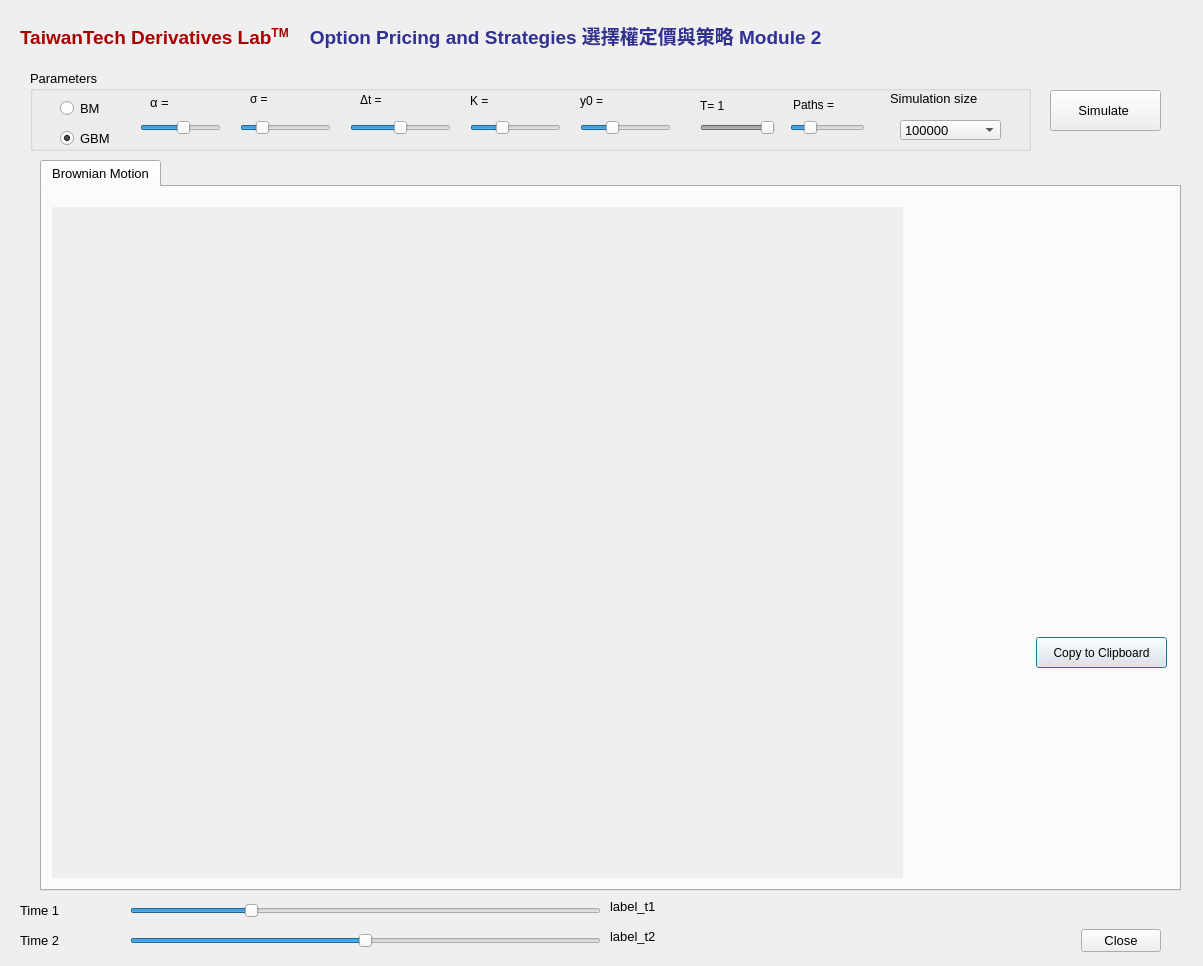
This is Module2/mod2.ui in ruben-tsui/OptionsPricingStrategies as Qt 5 draws it before an edit. The edited form follows.
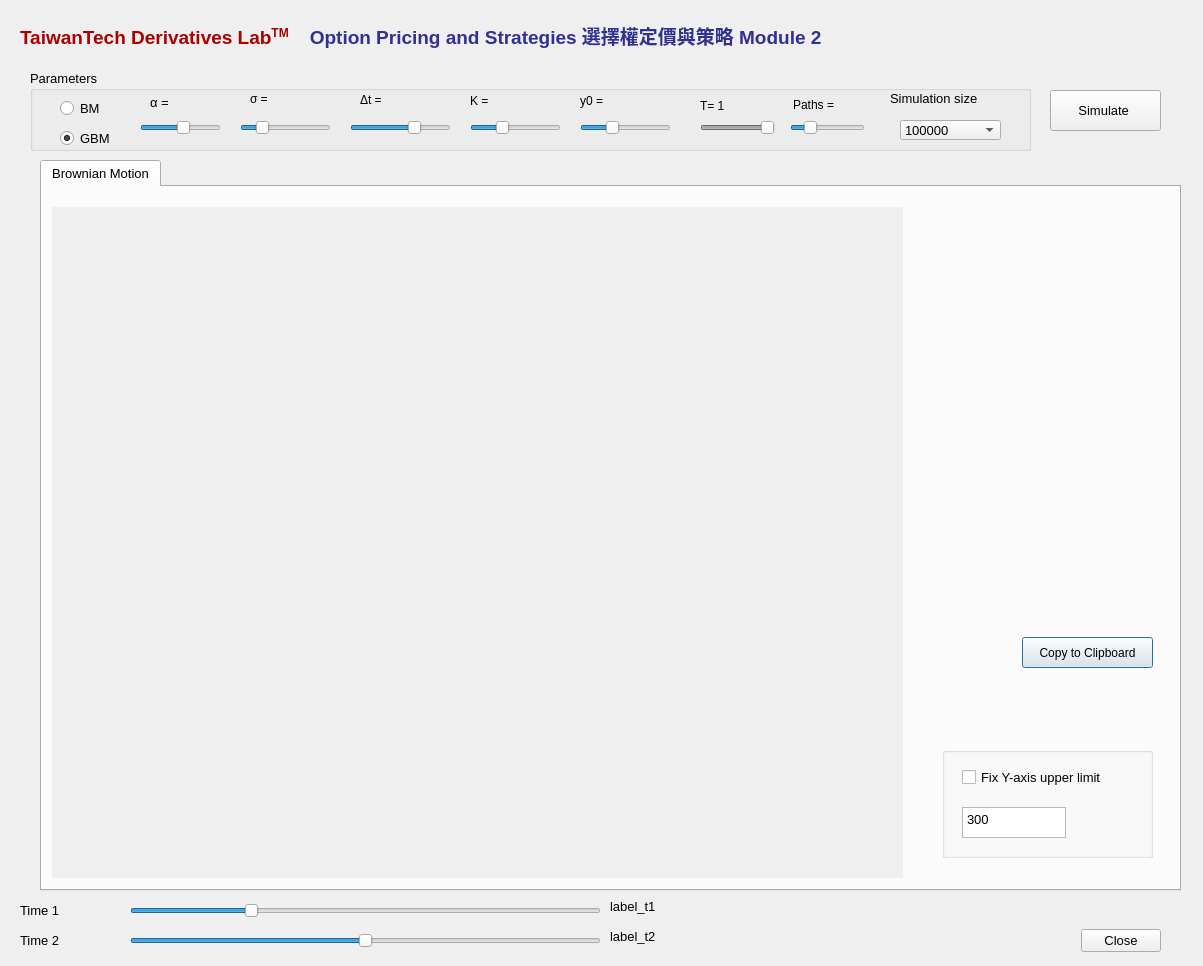
This is the edited form. Custom widgets are drawn as their Qt base class.

```diff
--- a/Module2/mod2.ui
+++ b/Module2/mod2.ui
@@ -10,6 +10,12 @@
     <height>966</height>
    </rect>
   </property>
+  <property name="sizePolicy">
+   <sizepolicy hsizetype="Preferred" vsizetype="Expanding">
+    <horstretch>0</horstretch>
+    <verstretch>10</verstretch>
+   </sizepolicy>
+  </property>
   <property name="windowTitle">
    <string>Derivatives Lab</string>
   </property>
@@ -120,7 +126,7 @@
     <widget class="QPushButton" name="btn_Copy2Clipboard">
      <property name="geometry">
       <rect>
-       <x>994</x>
+       <x>980</x>
        <y>450</y>
        <width>131</width>
        <height>31</height>
@@ -135,6 +141,49 @@
       <string>Copy to Clipboard</string>
      </property>
     </widget>
+    <widget class="QGroupBox" name="groupBox">
+     <property name="geometry">
+      <rect>
+       <x>900</x>
+       <y>560</y>
+       <width>211</width>
+       <height>111</height>
+      </rect>
+     </property>
+     <property name="title">
+      <string/>
+     </property>
+     <widget class="QTextEdit" name="txt_yLim">
+      <property name="geometry">
+       <rect>
+        <x>20</x>
+        <y>60</y>
+        <width>104</width>
+        <height>31</height>
+       </rect>
+      </property>
+      <property name="html">
+       <string>&lt;!DOCTYPE HTML PUBLIC &quot;-//W3C//DTD HTML 4.0//EN&quot; &quot;http://www.w3.org/TR/REC-html40/strict.dtd&quot;&gt;
+&lt;html&gt;&lt;head&gt;&lt;meta name=&quot;qrichtext&quot; content=&quot;1&quot; /&gt;&lt;style type=&quot;text/css&quot;&gt;
+p, li { white-space: pre-wrap; }
+&lt;/style&gt;&lt;/head&gt;&lt;body style=&quot; font-family:'Tahoma'; font-size:10pt; font-weight:400; font-style:normal;&quot;&gt;
+&lt;p style=&quot; margin-top:0px; margin-bottom:0px; margin-left:0px; margin-right:0px; -qt-block-indent:0; text-indent:0px;&quot;&gt;300&lt;/p&gt;&lt;/body&gt;&lt;/html&gt;</string>
+      </property>
+     </widget>
+     <widget class="QCheckBox" name="checkBox_yLim">
+      <property name="geometry">
+       <rect>
+        <x>20</x>
+        <y>10</y>
+        <width>181</width>
+        <height>41</height>
+       </rect>
+      </property>
+      <property name="text">
+       <string>Fix Y-axis upper limit</string>
+      </property>
+     </widget>
+    </widget>
    </widget>
   </widget>
   <widget class="QLabel" name="label">
@@ -703,7 +752,7 @@
      </rect>
     </property>
     <property name="minimum">
-     <number>1</number>
+     <number>0</number>
     </property>
     <property name="maximum">
      <number>3</number>
```
Left out of the diff: 23 changed lines with no effect on the pictures.
